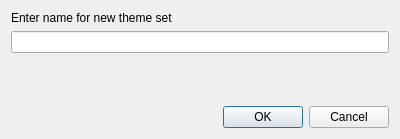
Above: tweak/theming_to_tweak.ui from MX-Linux/mx-tweak before the change. Below: the same form after it.
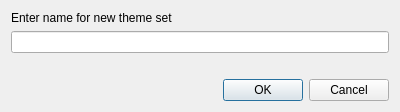
That is the form after the change.

Commit message: Disabling the ability to use single quotes in names of tweak files

```diff
--- a/tweak/theming_to_tweak.ui
+++ b/tweak/theming_to_tweak.ui
@@ -7,7 +7,7 @@
     <x>0</x>
     <y>0</y>
     <width>400</width>
-    <height>139</height>
+    <height>112</height>
    </rect>
   </property>
   <property name="windowTitle">
```
The commit also changes 1 other file.
